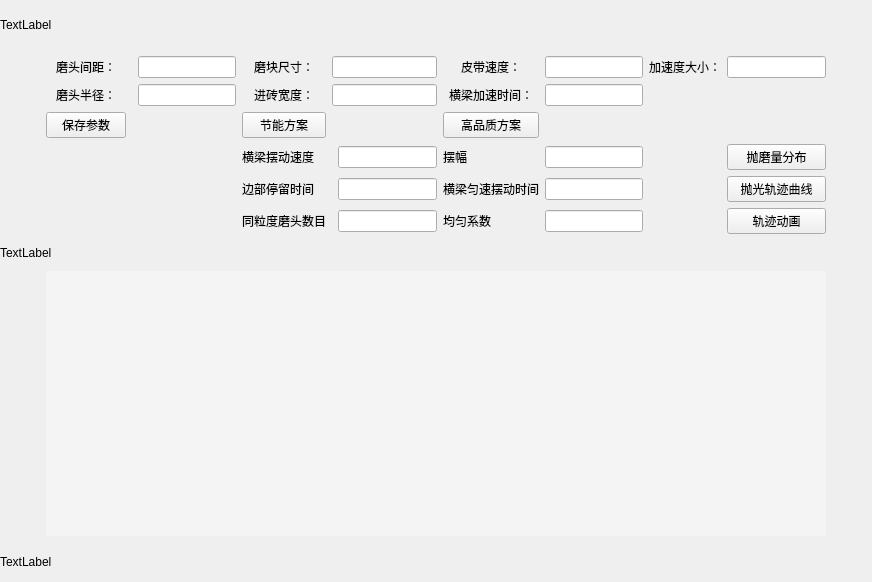
Before: the Qt Designer form Equal_Calc.ui in wuheideyun/PolishingParameterNew, drawn with Qt 5.
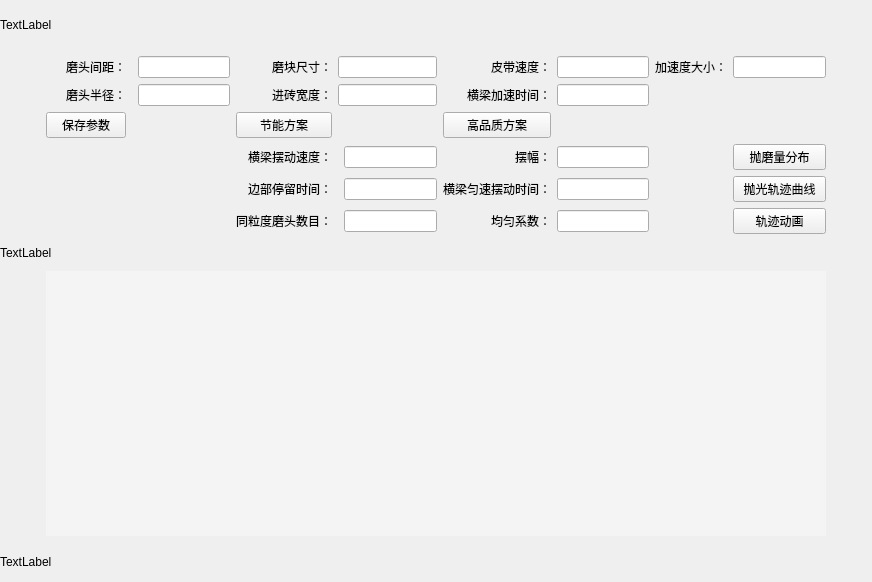
After: the same form once the commit is applied.

```diff
--- a/Equal_Calc.ui
+++ b/Equal_Calc.ui
@@ -33,7 +33,7 @@
     <item row="4" column="4">
      <widget class="QLabel" name="label_beam_swing_speed">
       <property name="text">
-       <string>&lt;html&gt;&lt;head/&gt;&lt;body&gt;&lt;p&gt;横梁摆动速度&lt;/p&gt;&lt;/body&gt;&lt;/html&gt;</string>
+       <string>&lt;html&gt;&lt;head/&gt;&lt;body&gt;&lt;p align=&quot;right&quot;&gt;横梁摆动速度：&lt;/p&gt;&lt;/body&gt;&lt;/html&gt;</string>
       </property>
      </widget>
     </item>
@@ -66,7 +66,7 @@
     <item row="2" column="1">
      <widget class="QLabel" name="label_radius">
       <property name="text">
-       <string>&lt;html&gt;&lt;head/&gt;&lt;body&gt;&lt;p align=&quot;center&quot;&gt;磨头半径：&lt;/p&gt;&lt;/body&gt;&lt;/html&gt;</string>
+       <string>&lt;html&gt;&lt;head/&gt;&lt;body&gt;&lt;p align=&quot;right&quot;&gt;磨头半径：&lt;/p&gt;&lt;/body&gt;&lt;/html&gt;</string>
       </property>
      </widget>
     </item>
@@ -119,7 +119,7 @@
     <item row="5" column="7">
      <widget class="QLabel" name="label_beam_constant_time">
       <property name="text">
-       <string>横梁匀速摆动时间</string>
+       <string>&lt;html&gt;&lt;head/&gt;&lt;body&gt;&lt;p align=&quot;right&quot;&gt;横梁匀速摆动时间：&lt;/p&gt;&lt;/body&gt;&lt;/html&gt;</string>
       </property>
      </widget>
     </item>
@@ -149,14 +149,14 @@
     <item row="4" column="7">
      <widget class="QLabel" name="label_swing">
       <property name="text">
-       <string>摆幅</string>
+       <string>&lt;html&gt;&lt;head/&gt;&lt;body&gt;&lt;p align=&quot;right&quot;&gt;摆幅：&lt;/p&gt;&lt;/body&gt;&lt;/html&gt;</string>
       </property>
      </widget>
     </item>
     <item row="1" column="1">
      <widget class="QLabel" name="label_between">
       <property name="text">
-       <string>&lt;html&gt;&lt;head/&gt;&lt;body&gt;&lt;p align=&quot;center&quot;&gt;磨头间距：&lt;/p&gt;&lt;/body&gt;&lt;/html&gt;</string>
+       <string>&lt;html&gt;&lt;head/&gt;&lt;body&gt;&lt;p align=&quot;right&quot;&gt;磨头间距：&lt;/p&gt;&lt;/body&gt;&lt;/html&gt;</string>
       </property>
      </widget>
     </item>
@@ -216,7 +216,7 @@
     <item row="6" column="7">
      <widget class="QLabel" name="label_coefficient">
       <property name="text">
-       <string>均匀系数</string>
+       <string>&lt;html&gt;&lt;head/&gt;&lt;body&gt;&lt;p align=&quot;right&quot;&gt;均匀系数：&lt;/p&gt;&lt;/body&gt;&lt;/html&gt;</string>
       </property>
      </widget>
     </item>
@@ -240,28 +240,28 @@
     <item row="2" column="4">
      <widget class="QLabel" name="label_ceramic_width">
       <property name="text">
-       <string>&lt;html&gt;&lt;head/&gt;&lt;body&gt;&lt;p align=&quot;center&quot;&gt;进砖宽度：&lt;/p&gt;&lt;/body&gt;&lt;/html&gt;</string>
+       <string>&lt;html&gt;&lt;head/&gt;&lt;body&gt;&lt;p align=&quot;right&quot;&gt;进砖宽度：&lt;/p&gt;&lt;/body&gt;&lt;/html&gt;</string>
       </property>
      </widget>
     </item>
     <item row="1" column="7">
      <widget class="QLabel" name="label_belt_speed">
       <property name="text">
-       <string>&lt;html&gt;&lt;head/&gt;&lt;body&gt;&lt;p align=&quot;center&quot;&gt;皮带速度：&lt;/p&gt;&lt;/body&gt;&lt;/html&gt;</string>
+       <string>&lt;html&gt;&lt;head/&gt;&lt;body&gt;&lt;p align=&quot;right&quot;&gt;皮带速度：&lt;/p&gt;&lt;/body&gt;&lt;/html&gt;</string>
       </property>
      </widget>
     </item>
     <item row="6" column="4">
      <widget class="QLabel" name="label_num">
       <property name="text">
-       <string>同粒度磨头数目</string>
+       <string>&lt;html&gt;&lt;head/&gt;&lt;body&gt;&lt;p align=&quot;right&quot;&gt;同粒度磨头数目：&lt;/p&gt;&lt;/body&gt;&lt;/html&gt;</string>
       </property>
      </widget>
     </item>
     <item row="5" column="4">
      <widget class="QLabel" name="label_stay_time">
       <property name="text">
-       <string>边部停留时间</string>
+       <string>&lt;html&gt;&lt;head/&gt;&lt;body&gt;&lt;p align=&quot;right&quot;&gt;边部停留时间：&lt;/p&gt;&lt;/body&gt;&lt;/html&gt;</string>
       </property>
      </widget>
     </item>
@@ -275,7 +275,7 @@
     <item row="1" column="4">
      <widget class="QLabel" name="label_grind_size">
       <property name="text">
-       <string>&lt;html&gt;&lt;head/&gt;&lt;body&gt;&lt;p align=&quot;center&quot;&gt;磨块尺寸：&lt;/p&gt;&lt;/body&gt;&lt;/html&gt;</string>
+       <string>&lt;html&gt;&lt;head/&gt;&lt;body&gt;&lt;p align=&quot;right&quot;&gt;磨块尺寸：&lt;/p&gt;&lt;/body&gt;&lt;/html&gt;</string>
       </property>
      </widget>
     </item>
@@ -308,14 +308,14 @@
     <item row="1" column="9">
      <widget class="QLabel" name="label_accelerate">
       <property name="text">
-       <string>&lt;html&gt;&lt;head/&gt;&lt;body&gt;&lt;p align=&quot;center&quot;&gt;加速度大小：&lt;/p&gt;&lt;/body&gt;&lt;/html&gt;</string>
+       <string>&lt;html&gt;&lt;head/&gt;&lt;body&gt;&lt;p align=&quot;right&quot;&gt;加速度大小：&lt;/p&gt;&lt;/body&gt;&lt;/html&gt;</string>
       </property>
      </widget>
     </item>
     <item row="2" column="7">
      <widget class="QLabel" name="lable_beam_accelerate_time">
       <property name="text">
-       <string>&lt;html&gt;&lt;head/&gt;&lt;body&gt;&lt;p align=&quot;center&quot;&gt;横梁加速时间：&lt;/p&gt;&lt;/body&gt;&lt;/html&gt;</string>
+       <string>&lt;html&gt;&lt;head/&gt;&lt;body&gt;&lt;p align=&quot;right&quot;&gt;横梁加速时间：&lt;/p&gt;&lt;/body&gt;&lt;/html&gt;</string>
       </property>
      </widget>
     </item>
```
